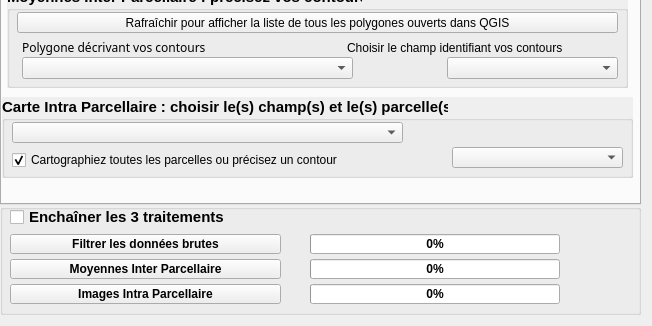
This is Physiocap3_dialog_base.ui in jhemmi/Physiocap3 as Qt 5 draws it before an edit; both pictures show x 0 to 652 and y 536 to 862 of the 652 by 862 pixel window. The edited form follows.
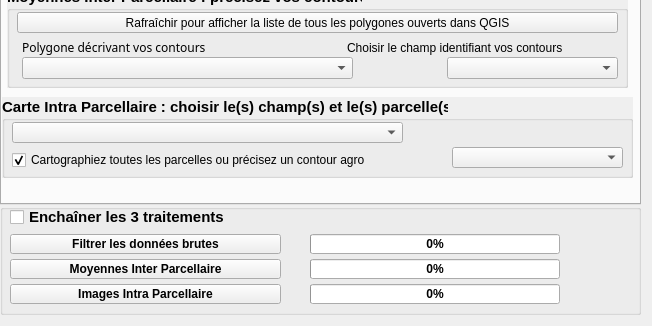
This is the edited form.

```diff
--- a/Physiocap3_dialog_base.ui
+++ b/Physiocap3_dialog_base.ui
@@ -1012,7 +1012,7 @@
        <string>&lt;html&gt;&lt;head/&gt;&lt;body&gt;&lt;p&gt;&lt;span style=&quot; font-size:10pt; color:#00aa00;&quot;&gt;Vous pouvez choisir de calculer l'interpolation pour toutes les parcelles de votre contour ou choisir une seule parcelle.&lt;/span&gt;&lt;/p&gt;&lt;/body&gt;&lt;/html&gt;</string>
       </property>
       <property name="text">
-       <string>Cartographiez toutes les parcelles ou précisez un contour</string>
+       <string>Cartographiez toutes les parcelles ou précisez un contour agro</string>
       </property>
       <property name="checked">
        <bool>true</bool>
```
